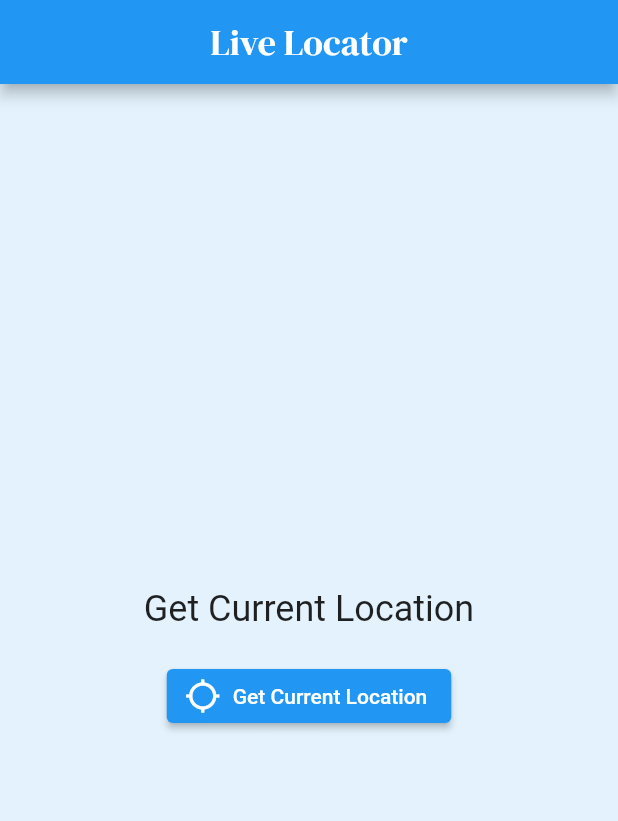
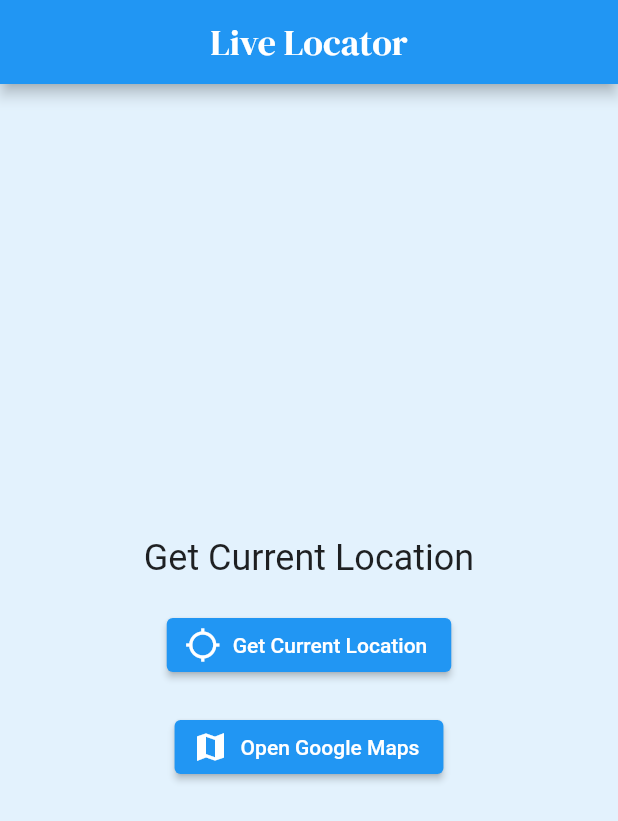
Before and after one commit to Disha152/User_location, a Flutter app: the screen it shows after launch, on a phone screen of 412 x 824 dp. Shown: the top 821 px of the screen. Run offline on Flutter 3.47's test engine with Material 2 defaults, Android fonts, the light colour scheme and no system bars; our stand-ins replace geolocator, google_fonts; missing offline and left inert: dart:html.

Commit message:
See yourself  in Google Maps

```diff
--- a/lib/main.dart
+++ b/lib/main.dart
@@ -4,7 +4,7 @@ import 'package:google_fonts/google_fonts.dart';
 import 'package:flutter/material.dart';
 import 'dart:async';
 import 'package:flutter/services.dart';
-import 'package:location/location.dart';
+import 'package:url_launcher/url_launcher_string.dart';
 
 void main() {
   runApp(const MyApp());
@@ -31,11 +31,27 @@ class Homepage extends StatefulWidget {
 }
 
 class _HomepageState extends State<Homepage> {
+  String LocationMessage = 'Get Current Location';
   late String lat;
   late String long;
 
-  late String LocationMessage = 'Get Current Location';
-
+  // Future<void> _openMap(String lat, String long) async {
+  //   String googleUrl =
+  //       'https://www.google.com/maps/search/?api=1&query=$lat,$long';
+  //   await canLaunchUrlString(googleUrl)
+  //       ? await launchUrlString(googleUrl)
+  //       : throw 'Could not open the map.';
+  // }
+  Future<void> _openMap() async {
+    Position position = await _getCurrentLocation();
+    String lat = '${position.latitude}';
+    String long = '${position.longitude}';
+    String googleUrl =
+        'https://www.google.com/maps/search/?api=1&query=$lat,$long';
+    await canLaunchUrlString(googleUrl)
+        ? await launchUrlString(googleUrl)
+        : throw 'Could not open the map.';
+  }
 
 //To check if service location is on or not.
   Future<Position> _getCurrentLocation() async {
@@ -60,15 +76,42 @@ class _HomepageState extends State<Homepage> {
     return await Geolocator.getCurrentPosition();
   }
 
+  //Listen to local update
+
+  void _liveLocation() {
+    LocationSettings locationSettings = const LocationSettings(
+      accuracy: LocationAccuracy.high,
+      distanceFilter: 10,
+    );
+
+    Geolocator.getPositionStream(locationSettings: locationSettings)
+        .listen((Position position) {
+      lat = position.latitude.toString();
+      long = position.longitude.toString();
+
+      setState(() {
+        LocationMessage = 'Latitude:$lat , Longitude:$long';
+      });
+    });
+  }
+
+  // Future<void> _openMap(String lat,String long) async {
+  //   String googleUrl =
+  //       'https://www.google.com/maps/search/?api=1&query=$lat,$long';
+  //   await canLaunchUrlString(googleUrl)
+  //       ? await launchUrlString(googleUrl)
+  //       : throw 'Could not open the map.';
+  // }
+
   @override
   Widget build(BuildContext context) {
     return Scaffold(
         backgroundColor: Colors.blue[50],
         appBar: AppBar(
           centerTitle: true,
-          title: ( Text(
-            'Live Locator', style: GoogleFonts.dmSerifDisplay(textStyle: TextStyle(fontSize: 24))
-          )),
+          title: (Text('Live Locator',
+              style: GoogleFonts.dmSerifDisplay(
+                  textStyle: const TextStyle(fontSize: 24)))),
         ),
         body: Center(
             child: Column(
@@ -77,7 +120,10 @@ class _HomepageState extends State<Homepage> {
           children: <Widget>[
             Text(
               LocationMessage,
-            style: GoogleFonts.roboto(textStyle: TextStyle(fontSize: 24)), // style: GoogleFonts.roboto(textStyle: TextStyle(fontSize: 24)),
+              style: GoogleFonts.roboto(
+                  textStyle: const TextStyle(
+                      fontSize:
+                          24)), // style: GoogleFonts.roboto(textStyle: TextStyle(fontSize: 24)),
             ),
             const SizedBox(
               height: 20,
@@ -91,10 +137,22 @@ class _HomepageState extends State<Homepage> {
                       LocationMessage = 'Latitude:$lat , Longitude:$long';
                       // print('Latitude:$lat,Longitude:$long');
                     });
+                    _liveLocation();
                   }));
                 },
-                label: Text('Get Current Location'),
-                icon: Icon(Icons.location_searching_sharp)),
+                label: const Text('Get Current Location'),
+                icon: const Icon(Icons.location_searching_sharp)),
+                const SizedBox(
+              height: 20,
+            ),
+
+            // Create an elevated button
+            ElevatedButton.icon(
+                onPressed: () async {
+                  await _openMap();
+                },
+                icon: const Icon(Icons.map_sharp),
+                label: const Text('Open Google Maps')),
           ],
         )));
   }
--- a/pubspec.yaml
+++ b/pubspec.yaml
@@ -39,6 +39,10 @@ dependencies:
   google_fonts: ^3.0.1
   geolocator: ^9.0.2
   location: ^4.4.0
+  google_maps: ^6.2.0
+  url_launcher: ^6.1.7
+
+
 
 
 dev_dependencies:
```
Also changed, not shown: pubspec.lock, 5 other files.
